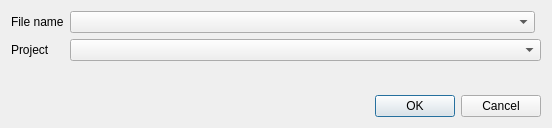
First picture: the form in src/ui/qgsgeopackageprojectstoragedialog.ui, repository qgis/QGIS, before the edit.
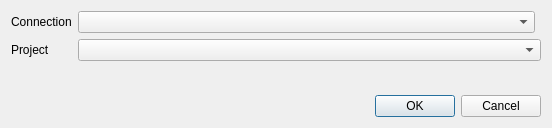
Second picture: the form after the edit. Custom widgets are drawn as their Qt base class.

Commit message: There were rollbacked field File Name to Connection in qgsgeopackageprojectstoragedialog.cpp, Layer Name to Table name in qgsnewgeopackagelayerdialog

```diff
--- a/src/ui/qgsgeopackageprojectstoragedialog.ui
+++ b/src/ui/qgsgeopackageprojectstoragedialog.ui
@@ -16,7 +16,7 @@
      <item row="0" column="0">
       <widget class="QLabel" name="label">
        <property name="text">
-        <string>File name</string>
+        <string>Connection</string>
        </property>
       </widget>
      </item>
```
Left out of the diff: 2 changed lines with no effect on the pictures. The commit also changes 4 other files.
